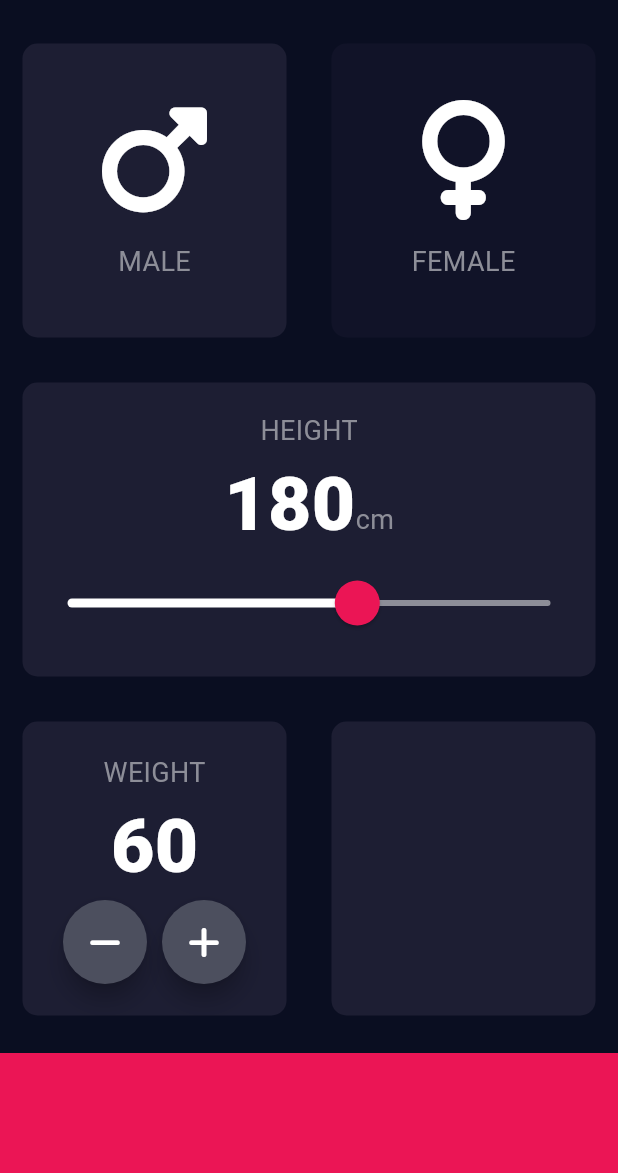
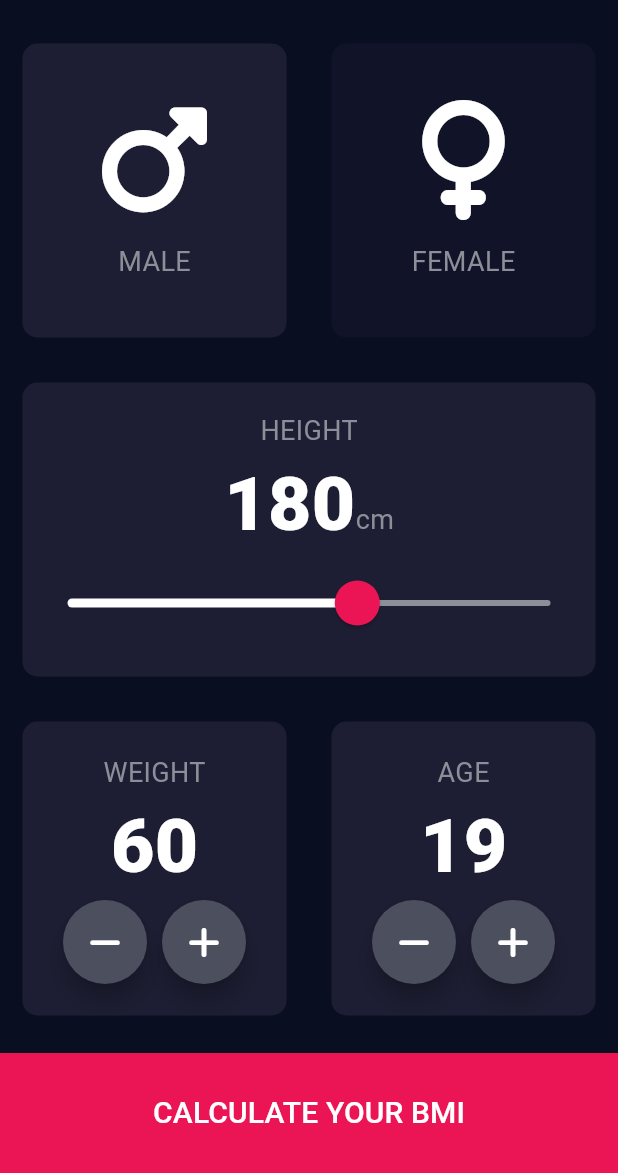
Before and after one commit to MelakuDemeke/Learn-Flutter, a Flutter app: the screen it shows after launch, on a phone screen of 412 x 824 dp, the part 63-1236 px from its top. Run offline on Flutter 3.47's test engine with Material 3 defaults, Android fonts, the phone set to English and light mode, and no system bars; our stand-ins replace audioplayers, font_awesome_flutter.

Commit message:
build age card and add text to the button

```diff
--- a/bmi_calculator/lib/input_page.dart
+++ b/bmi_calculator/lib/input_page.dart
@@ -19,6 +19,7 @@ class InputPageState extends State<InputPage> {
   Gender selectedGender = Gender.male;
   int height = 180;
   int weight = 60;
+  int age = 19;
 
   @override
   Widget build(BuildContext context) {
@@ -154,7 +155,35 @@ class InputPageState extends State<InputPage> {
                   child: ReusableCard(
                     onPress: () {},
                     colour: kActiveCardColour,
-                    cardChild: Container(),
+                    cardChild: Column(
+                      mainAxisAlignment: MainAxisAlignment.center,
+                      children: [
+                        Text('AGE', style: kLabelTextStyle),
+                        Text(age.toString(), style: kNumberTextStyle),
+                        Row(
+                          mainAxisAlignment: MainAxisAlignment.center,
+                          children: [
+                            RoundIconButton(
+                              onPressed: () {
+                                setState(() {
+                                  age--;
+                                });
+                              },
+                              icon: FontAwesomeIcons.minus,
+                            ),
+                            SizedBox(width: 10.0),
+                            RoundIconButton(
+                              onPressed: () {
+                                setState(() {
+                                  age++;
+                                });
+                              },
+                              icon: FontAwesomeIcons.plus,
+                            ),
+                          ],
+                        ),
+                      ],
+                    ),
                   ),
                 ),
               ],
@@ -165,6 +194,13 @@ class InputPageState extends State<InputPage> {
             margin: EdgeInsets.only(top: 10.0),
             width: double.infinity,
             height: botttomContanerHeight,
+            child: TextButton(
+              onPressed: () {},
+              child: Text(
+                'CALCULATE YOUR BMI',
+                style: TextStyle(fontSize: 20.0, color: Colors.white),
+              ),
+            ),
           ),
         ],
       ),
```
